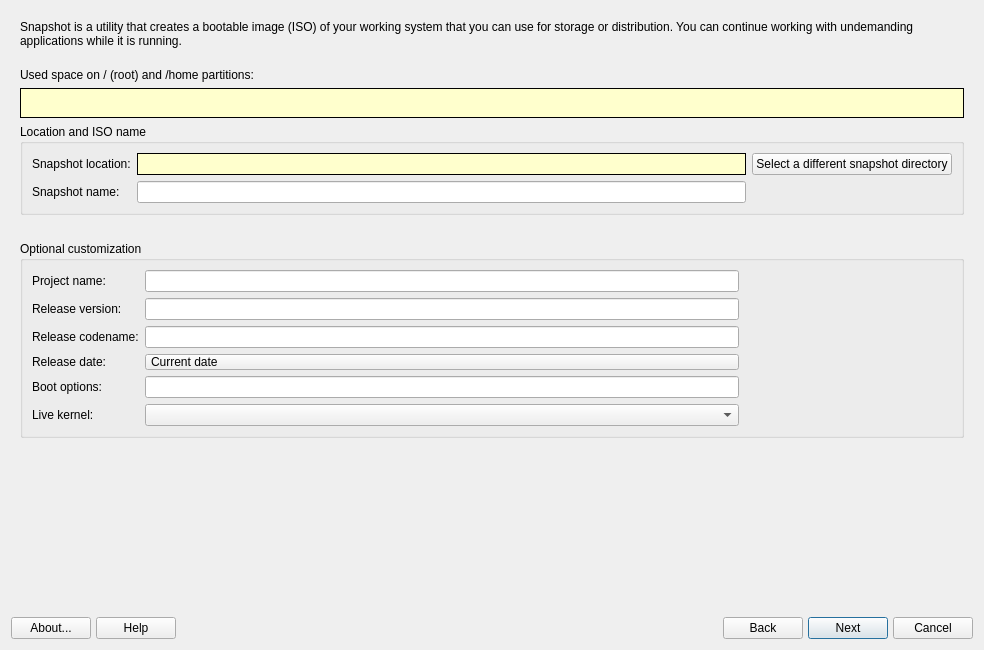
seb3773/s4-snapshot-qt-free, file src_gui_qt6_cpp_backend/mainwindow.ui: the form before one commit.
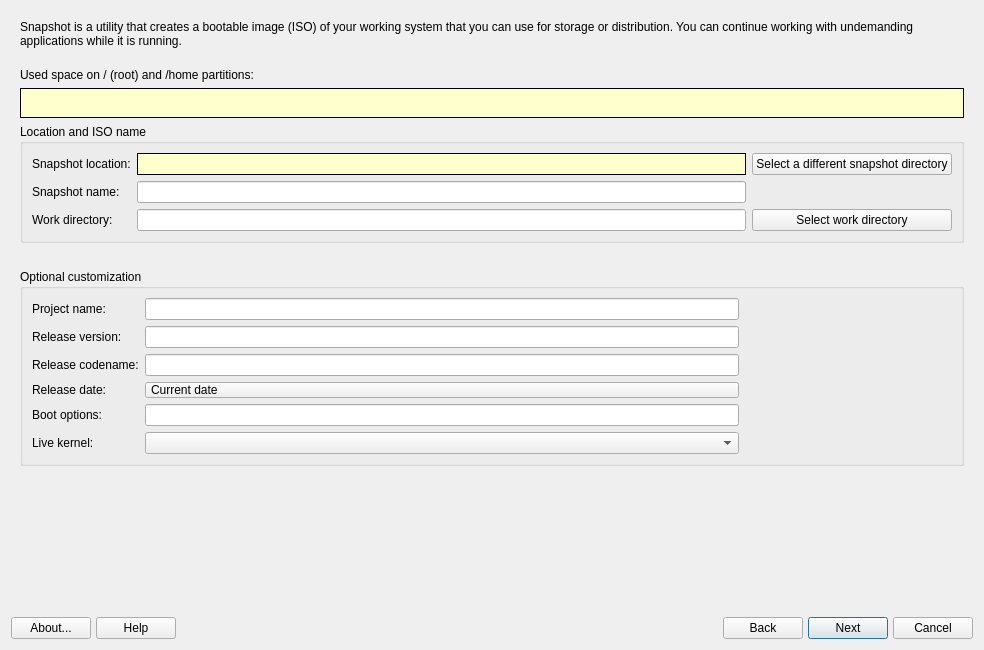
The form after the commit. The open tabs and pages were chosen to show the change. Icons and pictures are not drawn.

```diff
--- a/src_gui_qt6_cpp_backend/mainwindow.ui
+++ b/src_gui_qt6_cpp_backend/mainwindow.ui
@@ -240,6 +240,30 @@
             </property>
            </widget>
           </item>
+          <item row="2" column="0">
+           <widget class="QLabel" name="labelWorkDir">
+            <property name="text">
+             <string>Work directory:</string>
+            </property>
+           </widget>
+          </item>
+          <item row="2" column="1">
+           <widget class="QLineEdit" name="lineEditWorkDir">
+            <property name="toolTip">
+             <string>Temporary working directory used while building the ISO. Defaults to the location with the most free space.</string>
+            </property>
+           </widget>
+          </item>
+          <item row="2" column="2">
+           <widget class="QPushButton" name="btnSelectWorkDir">
+            <property name="text">
+             <string>Select work directory</string>
+            </property>
+            <property name="icon">
+             <iconset theme="cursor-arrow"/>
+            </property>
+           </widget>
+          </item>
          </layout>
         </widget>
        </item>
```
Left out of the diff: 2 changed lines with no effect on the pictures.
